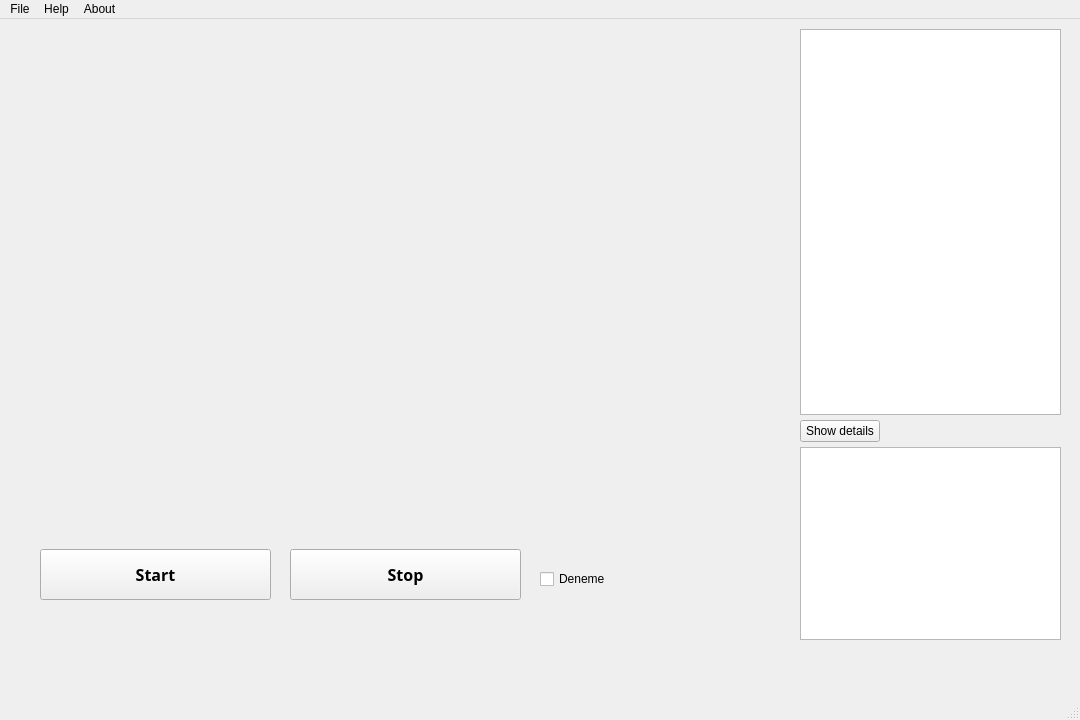
Old version of the form ui/mainWindow.ui in the repository WeNN-Artificial-Intelligence/PyQT-Object-Detection-App.
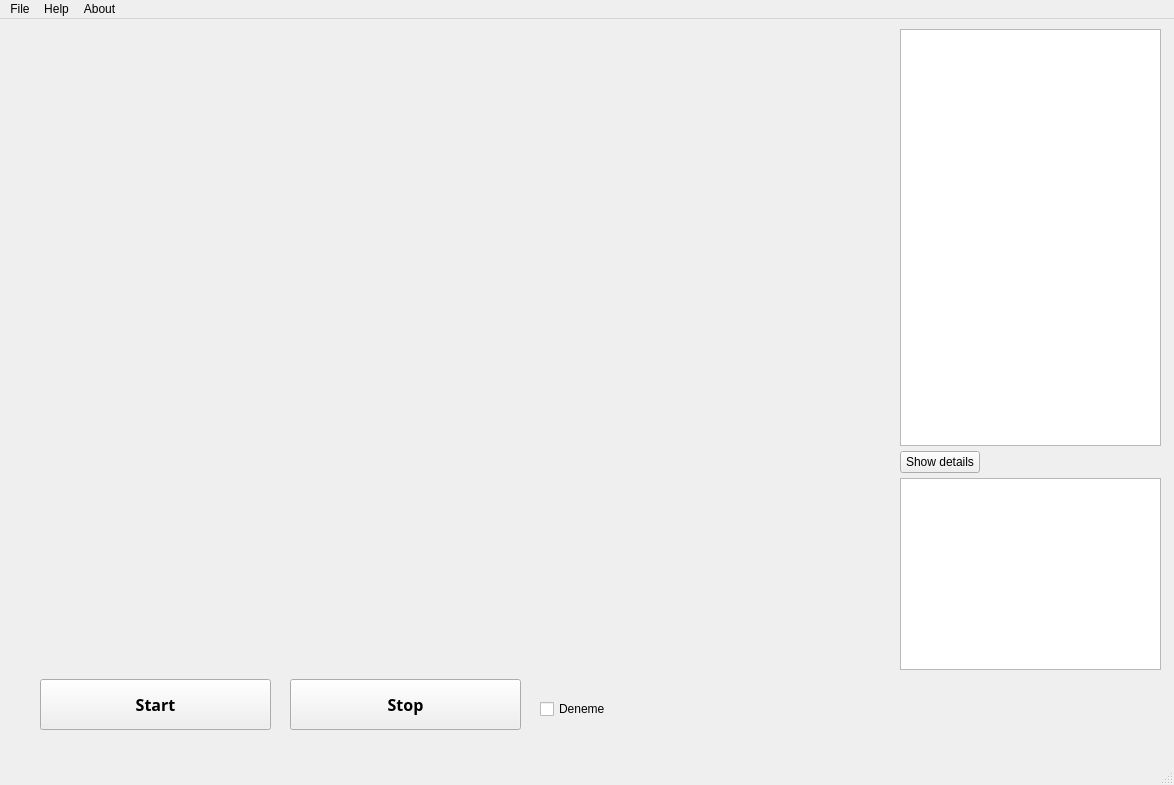
New version of the form.

Diff of the .ui file:
```diff
--- a/ui/mainWindow.ui
+++ b/ui/mainWindow.ui
@@ -6,8 +6,8 @@
    <rect>
     <x>0</x>
     <y>0</y>
-    <width>1080</width>
-    <height>720</height>
+    <width>1174</width>
+    <height>785</height>
    </rect>
   </property>
   <property name="windowTitle">
@@ -24,7 +24,7 @@
     <property name="geometry">
      <rect>
       <x>540</x>
-      <y>550</y>
+      <y>680</y>
       <width>81</width>
       <height>20</height>
      </rect>
@@ -37,7 +37,7 @@
     <property name="geometry">
      <rect>
       <x>290</x>
-      <y>530</y>
+      <y>660</y>
       <width>231</width>
       <height>51</height>
      </rect>
@@ -57,13 +57,13 @@
    <widget class="QWidget" name="verticalLayoutWidget">
     <property name="geometry">
      <rect>
-      <x>800</x>
+      <x>900</x>
       <y>10</y>
       <width>261</width>
-      <height>611</height>
+      <height>641</height>
      </rect>
     </property>
-    <layout class="QVBoxLayout" name="verticalLayout" stretch="60,10,30">
+    <layout class="QVBoxLayout" name="verticalLayout" stretch="60,10,0">
      <property name="spacing">
       <number>5</number>
      </property>
@@ -110,8 +110,8 @@
      <rect>
       <x>40</x>
       <y>30</y>
-      <width>720</width>
-      <height>480</height>
+      <width>832</width>
+      <height>561</height>
      </rect>
     </property>
     <property name="text">
@@ -122,7 +122,7 @@
     <property name="geometry">
      <rect>
       <x>40</x>
-      <y>530</y>
+      <y>660</y>
       <width>231</width>
       <height>51</height>
      </rect>
@@ -145,7 +145,7 @@
     <rect>
      <x>0</x>
      <y>0</y>
-     <width>1080</width>
+     <width>1174</width>
      <height>26</height>
     </rect>
    </property>
```
